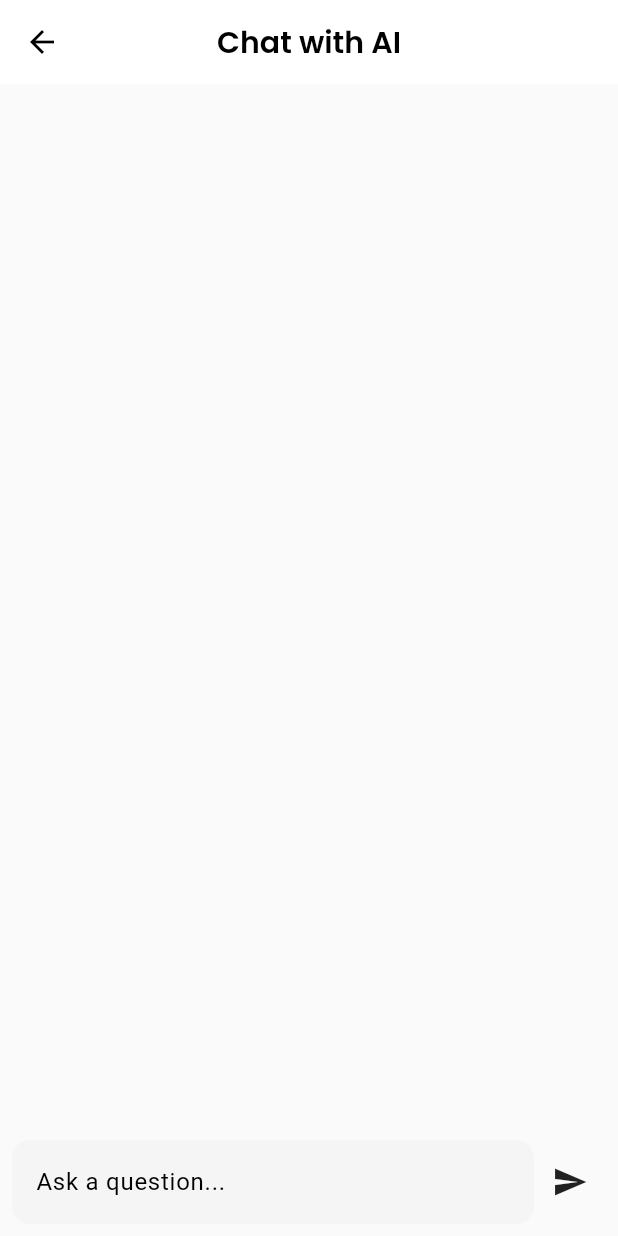
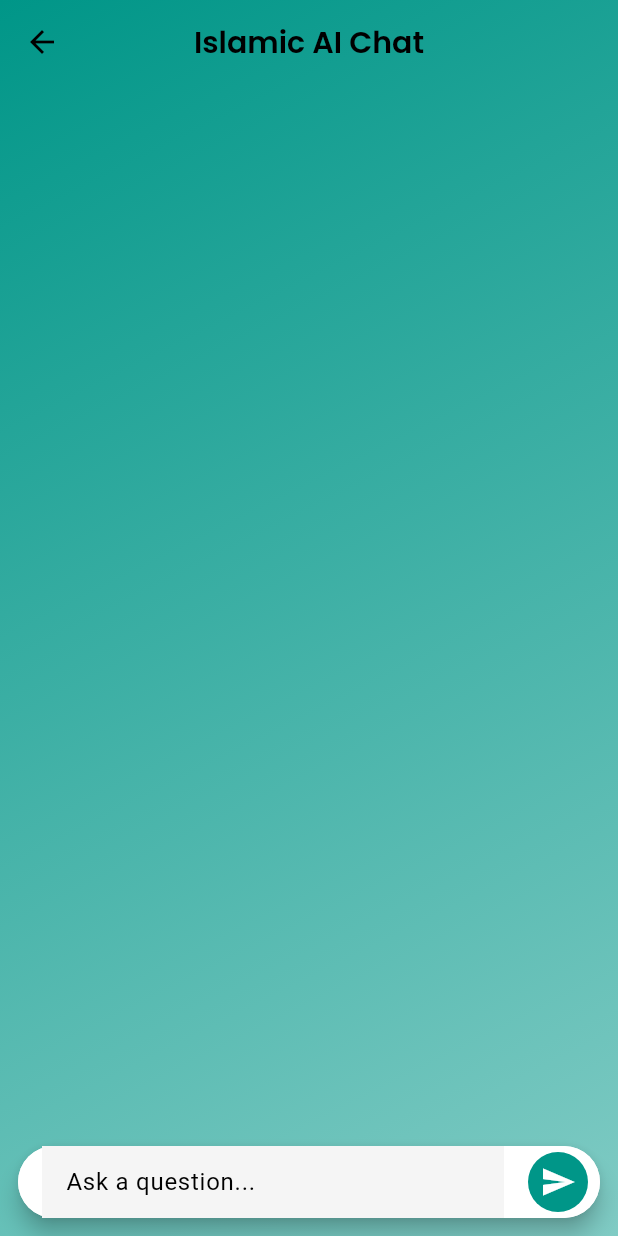
Before and after one commit to kaziashike/islamicapp, a Flutter app: the ChatScreen screen opened directly, on a phone screen of 412 x 824 dp. Run offline on Flutter 3.47's test engine with Material 3 defaults, Android fonts, the phone set to English and light mode, and no system bars; our stand-ins replace flutter_markdown, google_fonts, shared_preferences; accounts and stored records are empty.

Commit message:
UI Update

```diff
--- a/lib/screens/chat_screen.dart
+++ b/lib/screens/chat_screen.dart
@@ -1,15 +1,16 @@
+
 import 'package:flutter/material.dart';
 import '../services.dart';
+import '../widgets.dart';
 
 class ChatScreen extends StatefulWidget {
   const ChatScreen({super.key});
 
   @override
-  // ignore: library_private_types_in_public_api
   _ChatScreenState createState() => _ChatScreenState();
 }
 
-class _ChatScreenState extends State<ChatScreen> {
+class _ChatScreenState extends State<ChatScreen> with TickerProviderStateMixin {
   final TextEditingController _controller = TextEditingController();
   final List<ChatMessage> _messages = [];
   final OpenRouterService _service = OpenRouterService();
@@ -17,7 +18,6 @@ class _ChatScreenState extends State<ChatScreen> {
 
   void _sendMessage() async {
     if (_controller.text.trim().isEmpty) return;
-
     final question = _controller.text;
     _controller.clear();
 
@@ -25,10 +25,19 @@ class _ChatScreenState extends State<ChatScreen> {
       _messages.add(ChatMessage(
         text: question,
         isUser: true,
+        animation: AnimationController(
+          vsync: this,
+          duration: const Duration(milliseconds: 400),
+        ),
       ));
+      _messages.last.animation?.forward();
       _messages.add(ChatMessage(
         text: '',
         isUser: false,
+        animation: AnimationController(
+          vsync: this,
+          duration: const Duration(milliseconds: 400),
+        ),
       ));
       _isTyping = true;
     });
@@ -41,6 +50,7 @@ class _ChatScreenState extends State<ChatScreen> {
           _messages.last.text = fullResponse;
         });
       }
+      _messages.last.animation?.forward();
     } catch (e) {
       ScaffoldMessenger.of(context).showSnackBar(
         SnackBar(content: Text('Error: $e')),
@@ -50,7 +60,12 @@ class _ChatScreenState extends State<ChatScreen> {
         _messages.add(ChatMessage(
           text: 'Error: Failed to get response',
           isUser: false,
+          animation: AnimationController(
+            vsync: this,
+            duration: const Duration(milliseconds: 400),
+          ),
         ));
+        _messages.last.animation?.forward();
       });
     } finally {
       setState(() {
@@ -62,79 +77,100 @@ class _ChatScreenState extends State<ChatScreen> {
   @override
   Widget build(BuildContext context) {
     return Scaffold(
-      appBar: AppBar(title: Text('Chat with AI')),
-      body: Column(
+      extendBodyBehindAppBar: true,
+      appBar: AppBar(
+        title: const Text('Islamic AI Chat'),
+        backgroundColor: Colors.transparent,
+        elevation: 0,
+        centerTitle: true,
+      ),
+      body: Container(
+        decoration: const BoxDecoration(
+          gradient: LinearGradient(
+            begin: Alignment.topLeft,
+            end: Alignment.bottomRight,
+            colors: [Color(0xFF009688), Color(0xFF80CBC4)],
+          ),
+        ),
+        child: SafeArea(
+          child: Column(
             children: [
               Expanded(
                 child: ListView.builder(
+                  padding: const EdgeInsets.symmetric(vertical: 16, horizontal: 8),
                   itemCount: _messages.length,
                   itemBuilder: (context, index) {
-                return _messages[index];
+                    return FadeTransition(
+                      opacity: _messages[index].animation?.drive(CurveTween(curve: Curves.easeIn)) ?? const AlwaysStoppedAnimation(1.0),
+                      child: ChatBubble(
+                        text: _messages[index].text,
+                        isUser: _messages[index].isUser,
+                      ),
+                    );
                   },
                 ),
               ),
-          if (_isTyping) LinearProgressIndicator(),
+              if (_isTyping)
+                const Padding(
+                  padding: EdgeInsets.symmetric(horizontal: 16.0),
+                  child: LinearProgressIndicator(minHeight: 3),
+                ),
               Padding(
-            padding: EdgeInsets.all(8.0),
+                padding: const EdgeInsets.all(12.0),
+                child: Material(
+                  elevation: 6,
+                  borderRadius: BorderRadius.circular(30),
+                  child: Container(
+                    decoration: BoxDecoration(
+                      color: Colors.white,
+                      borderRadius: BorderRadius.circular(30),
+                    ),
                     child: Row(
                       children: [
                         Expanded(
+                          child: Padding(
+                            padding: const EdgeInsets.symmetric(horizontal: 16.0),
                             child: TextField(
                               controller: _controller,
-                    decoration: InputDecoration(
-                      hintText: 'Ask a question...',
+                              decoration: const InputDecoration(
+                                border: InputBorder.none,
+                                hintText: 'Ask a question...'
                               ),
                               onSubmitted: (value) => _sendMessage(),
                             ),
                           ),
-                IconButton(
-                  icon: Icon(Icons.send),
+                        ),
+                        Padding(
+                          padding: const EdgeInsets.only(right: 8.0),
+                          child: CircleAvatar(
+                            backgroundColor: Colors.teal,
+                            child: IconButton(
+                              icon: const Icon(Icons.send, color: Colors.white),
                               onPressed: _sendMessage,
+                            ),
+                          ),
                         ),
                       ],
                     ),
                   ),
+                ),
+              ),
             ],
+          ),
+        ),
       ),
     );
   }
 }
 
-// ignore: must_be_immutable
-class ChatMessage extends StatelessWidget {
+class ChatMessage {
   String text;
   final bool isUser;
+  final AnimationController? animation;
 
   ChatMessage({
-    super.key,
     required this.text,
     required this.isUser,
+    this.animation,
   });
-
-  @override
-  Widget build(BuildContext context) {
-    return Container(
-      margin: EdgeInsets.symmetric(vertical: 10.0, horizontal: 16.0),
-      child: Row(
-        mainAxisAlignment:
-            isUser ? MainAxisAlignment.end : MainAxisAlignment.start,
-        children: [
-          if (!isUser) CircleAvatar(child: Icon(Icons.android)),
-          SizedBox(width: 8),
-          Flexible(
-            child: Container(
-              padding: EdgeInsets.all(12),
-              decoration: BoxDecoration(
-                color: isUser ? Colors.blue[100] : Colors.grey[200],
-                borderRadius: BorderRadius.circular(15),
-              ),
-              child: Text(text),
-            ),
-          ),
-          SizedBox(width: 8),
-          if (isUser) CircleAvatar(child: Icon(Icons.person)),
-        ],
-      ),
-    );
 }
-}
--- a/lib/services.dart
+++ b/lib/services.dart
@@ -49,7 +49,7 @@ class SettingsProvider extends ChangeNotifier {
 class OpenRouterService {
   static const String _apiUrl = 'https://openrouter.ai/api/v1/chat/completions';
   static const String _apiKey =
-      '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'; // Replace with your API key
+      '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'; // Replace with your API key
 
   Future<String> askQuestion(String question) async {
     try {
```
Also changed, not shown: lib/main.dart (+25 -6 lines), lib/widgets.dart (+74 -0 lines). Lines whose indentation alone changed are shown as unchanged.
